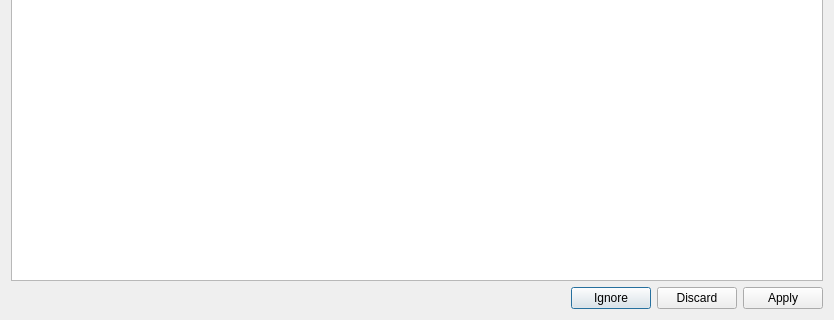
Qt form src/ui/qgshandlebadlayersbase.ui (qgis/QGIS) before a commit; both pictures show x 0 to 834 and y 185 to 505 of the 834 by 505 pixel window.
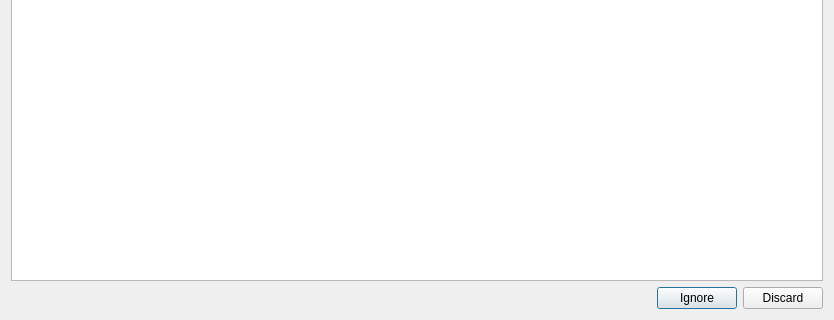
The same form after that commit.

Commit message: Move apply button next to browse and disable keep when apply is triggered

The edit to the form file:
```diff
--- a/src/ui/qgshandlebadlayersbase.ui
+++ b/src/ui/qgshandlebadlayersbase.ui
@@ -27,7 +27,7 @@
       <enum>Qt::Horizontal</enum>
      </property>
      <property name="standardButtons">
-      <set>QDialogButtonBox::Apply|QDialogButtonBox::Discard|QDialogButtonBox::Ignore</set>
+      <set>QDialogButtonBox::Discard|QDialogButtonBox::Ignore</set>
      </property>
     </widget>
    </item>
```
The commit also changes 2 other files.
